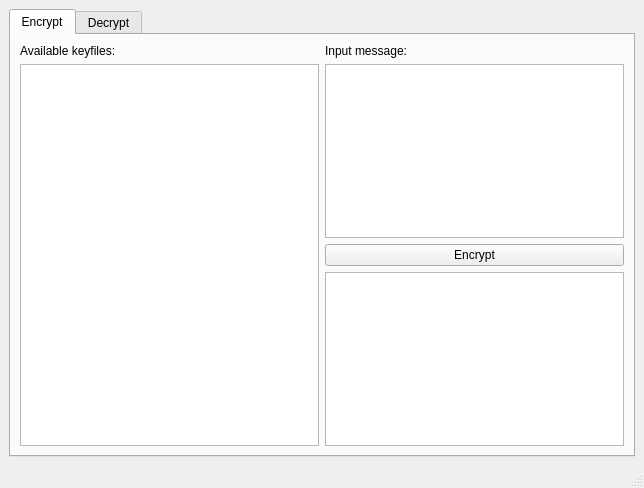
This is src/one_time_pad/designer/main_window.ui in martin-coding/python-OneTimePad as Qt 5 draws it before an edit. The edited form follows.
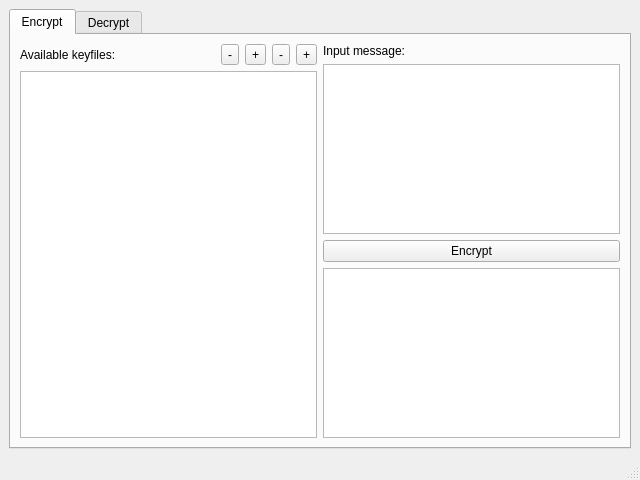
This is the edited form. Icons and pictures are not drawn.

Commit message:
feat: add keyfile management actions
PR #5

Patch:
```diff
--- a/src/one_time_pad/designer/main_window.ui
+++ b/src/one_time_pad/designer/main_window.ui
@@ -6,8 +6,8 @@
    <rect>
     <x>0</x>
     <y>0</y>
-    <width>644</width>
-    <height>488</height>
+    <width>640</width>
+    <height>480</height>
    </rect>
   </property>
   <property name="windowTitle">
@@ -28,11 +28,83 @@
         <item>
          <layout class="QVBoxLayout" name="encryptFileLayout">
           <item>
-           <widget class="QLabel" name="encryptKeyfilesLabel">
-            <property name="text">
-             <string>Available keyfiles:</string>
-            </property>
-           </widget>
+           <layout class="QHBoxLayout" name="encryptButtonLayout">
+            <item>
+             <widget class="QLabel" name="encryptKeyfilesLabel">
+              <property name="text">
+               <string>Available keyfiles:</string>
+              </property>
+             </widget>
+            </item>
+            <item>
+             <spacer name="encryptButtonSpacer">
+              <property name="orientation">
+               <enum>Qt::Orientation::Horizontal</enum>
+              </property>
+              <property name="sizeHint" stdset="0">
+               <size>
+                <width>40</width>
+                <height>20</height>
+               </size>
+              </property>
+             </spacer>
+            </item>
+            <item>
+             <widget class="QToolButton" name="enDeleteButton">
+              <property name="toolTip">
+               <string>Delete Keyfile</string>
+              </property>
+              <property name="text">
+               <string>-</string>
+              </property>
+              <property name="icon">
+               <iconset theme="QIcon::ThemeIcon::EditDelete"/>
+              </property>
+             </widget>
+            </item>
+            <item>
+             <widget class="QToolButton" name="enGenerateButton">
+              <property name="toolTip">
+               <string>Generate Keyfile</string>
+              </property>
+              <property name="text">
+               <string>+</string>
+              </property>
+              <property name="icon">
+               <iconset theme="QIcon::ThemeIcon::DocumentNew"/>
+              </property>
+             </widget>
+            </item>
+            <item>
+             <widget class="QToolButton" name="enExportButton">
+              <property name="toolTip">
+               <string>Export keyfile</string>
+              </property>
+              <property name="text">
+               <string>-</string>
+              </property>
+              <property name="icon">
+               <iconset theme="QIcon::ThemeIcon::GoUp"/>
+              </property>
+             </widget>
+            </item>
+            <item>
+             <widget class="QToolButton" name="enImportButton">
+              <property name="toolTip">
+               <string>Import keyfile</string>
+              </property>
+              <property name="text">
+               <string>+</string>
+              </property>
+              <property name="icon">
+               <iconset theme="QIcon::ThemeIcon::GoDown"/>
+              </property>
+              <property name="toolButtonStyle">
+               <enum>Qt::ToolButtonStyle::ToolButtonIconOnly</enum>
+              </property>
+             </widget>
+            </item>
+           </layout>
           </item>
           <item>
            <widget class="QTreeView" name="encryptKeyfilesView"/>
```
Left out of the diff: 60 changed lines with no effect on the pictures. The commit also changes 11 other files.
